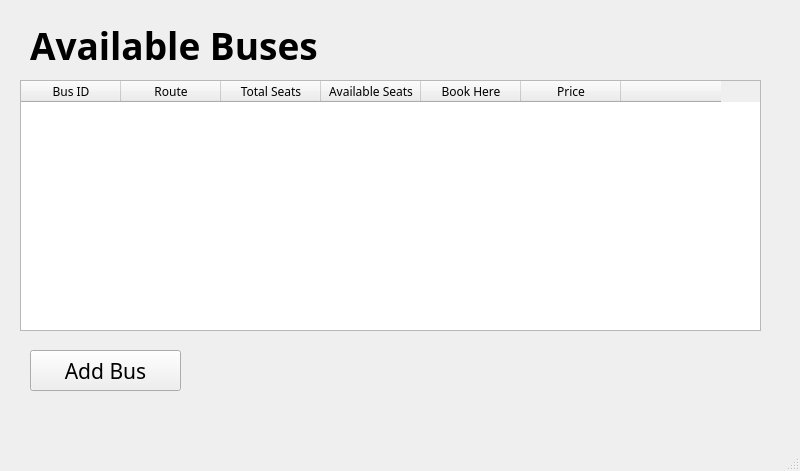
First picture: the form in mainwindow.ui, repository basnetrubin45/buspass, before the edit.
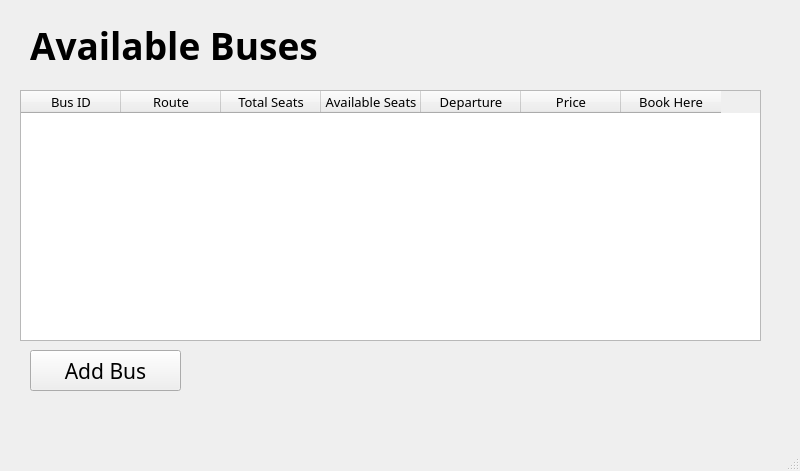
Second picture: the form after the edit.

```diff
--- a/mainwindow.ui
+++ b/mainwindow.ui
@@ -44,7 +44,7 @@
     <property name="geometry">
      <rect>
       <x>20</x>
-      <y>80</y>
+      <y>90</y>
       <width>741</width>
       <height>251</height>
      </rect>
@@ -52,7 +52,7 @@
     <property name="font">
      <font>
       <family>Segoe UI Variable Small Light</family>
-      <pointsize>9</pointsize>
+      <pointsize>10</pointsize>
      </font>
     </property>
     <column>
@@ -77,7 +77,7 @@
     </column>
     <column>
      <property name="text">
-      <string>Book Here</string>
+      <string>Departure</string>
      </property>
     </column>
     <column>
@@ -87,7 +87,7 @@
     </column>
     <column>
      <property name="text">
-      <string/>
+      <string>Book Here</string>
      </property>
     </column>
    </widget>
```
